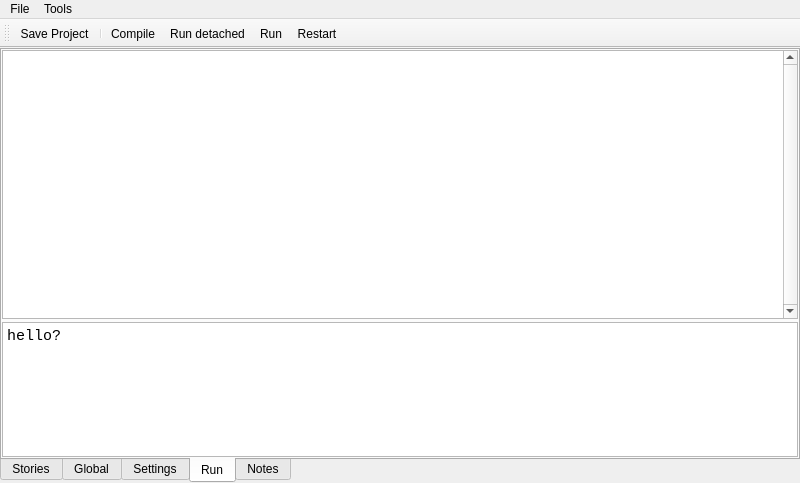
Before: the Qt Designer form llama_stories.ui in almien1/OllamaStories, drawn with Qt 5.
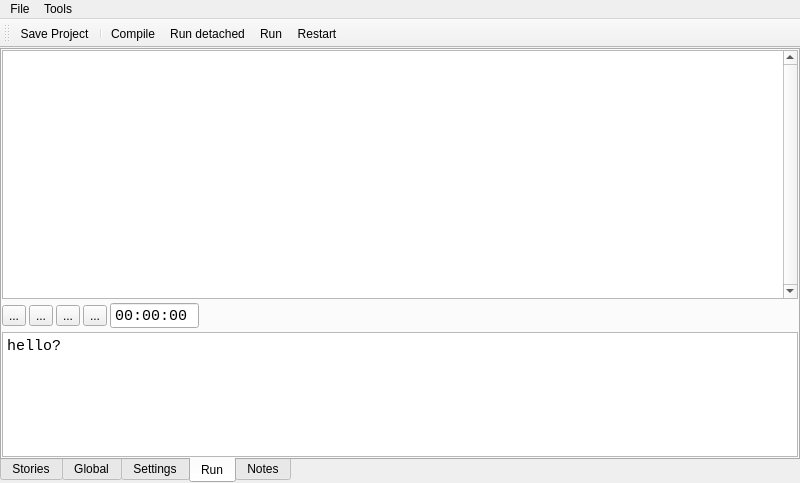
After: the same form once the commit is applied. The open tabs and pages were chosen to show the change. Icons and pictures are not drawn. Custom widgets are drawn as their Qt base class.

Commit message: run controls

```diff
--- a/llama_stories.ui
+++ b/llama_stories.ui
@@ -328,7 +328,7 @@
        <attribute name="title">
         <string>Run</string>
        </attribute>
-       <layout class="QVBoxLayout" name="verticalLayout_2" stretch="2,1">
+       <layout class="QVBoxLayout" name="verticalLayout_2" stretch="2,0,1">
         <property name="spacing">
          <number>3</number>
         </property>
@@ -373,6 +373,85 @@
           </property>
          </widget>
         </item>
+        <item>
+         <layout class="QHBoxLayout" name="runControlsLayout">
+          <item>
+           <widget class="QToolButton" name="btnTimeReset">
+            <property name="text">
+             <string>...</string>
+            </property>
+            <property name="icon">
+             <iconset theme="QIcon::ThemeIcon::MediaSkipBackward"/>
+            </property>
+           </widget>
+          </item>
+          <item>
+           <widget class="QToolButton" name="btnTimePause">
+            <property name="text">
+             <string>...</string>
+            </property>
+            <property name="icon">
+             <iconset theme="QIcon::ThemeIcon::MediaPlaybackPause"/>
+            </property>
+           </widget>
+          </item>
+          <item>
+           <widget class="QToolButton" name="btnTimePlay">
+            <property name="text">
+             <string>...</string>
+            </property>
+            <property name="icon">
+             <iconset theme="QIcon::ThemeIcon::MediaPlaybackStart"/>
+            </property>
+           </widget>
+          </item>
+          <item>
+           <widget class="QToolButton" name="btnTimeStep">
+            <property name="text">
+             <string>...</string>
+            </property>
+            <property name="icon">
+             <iconset theme="QIcon::ThemeIcon::MediaSkipForward"/>
+            </property>
+           </widget>
+          </item>
+          <item>
+           <widget class="QTimeEdit" name="txtStoryTime">
+            <property name="font">
+             <font>
+              <family>Consolas</family>
+              <pointsize>11</pointsize>
+             </font>
+            </property>
+            <property name="wrapping">
+             <bool>true</bool>
+            </property>
+            <property name="readOnly">
+             <bool>true</bool>
+            </property>
+            <property name="buttonSymbols">
+             <enum>QAbstractSpinBox::ButtonSymbols::NoButtons</enum>
+            </property>
+            <property name="keyboardTracking">
+             <bool>false</bool>
+            </property>
+           </widget>
+          </item>
+          <item>
+           <spacer name="horizontalSpacer_2">
+            <property name="orientation">
+             <enum>Qt::Orientation::Horizontal</enum>
+            </property>
+            <property name="sizeHint" stdset="0">
+             <size>
+              <width>40</width>
+              <height>20</height>
+             </size>
+            </property>
+           </spacer>
+          </item>
+         </layout>
+        </item>
         <item>
          <widget class="InputEditbox" name="txtRunInput">
           <property name="font">
```
Left out of the diff: 42 changed lines with no effect on the pictures. The commit also changes 8 other files.
